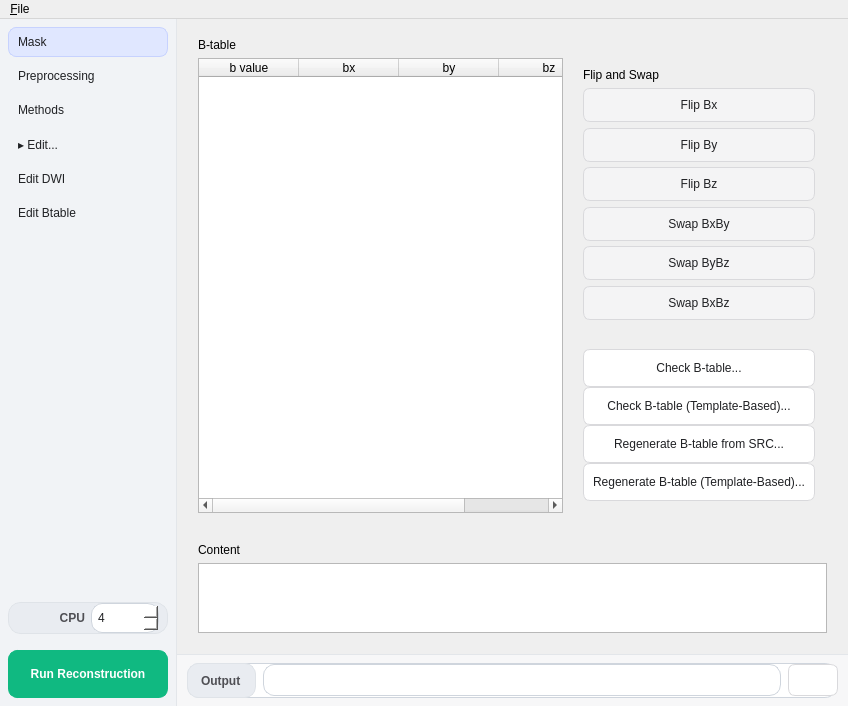
The window that reconstruction/reconstruction_window.ui (frankyeh/DSI-Studio) describes before a commit, drawn with Qt 5.
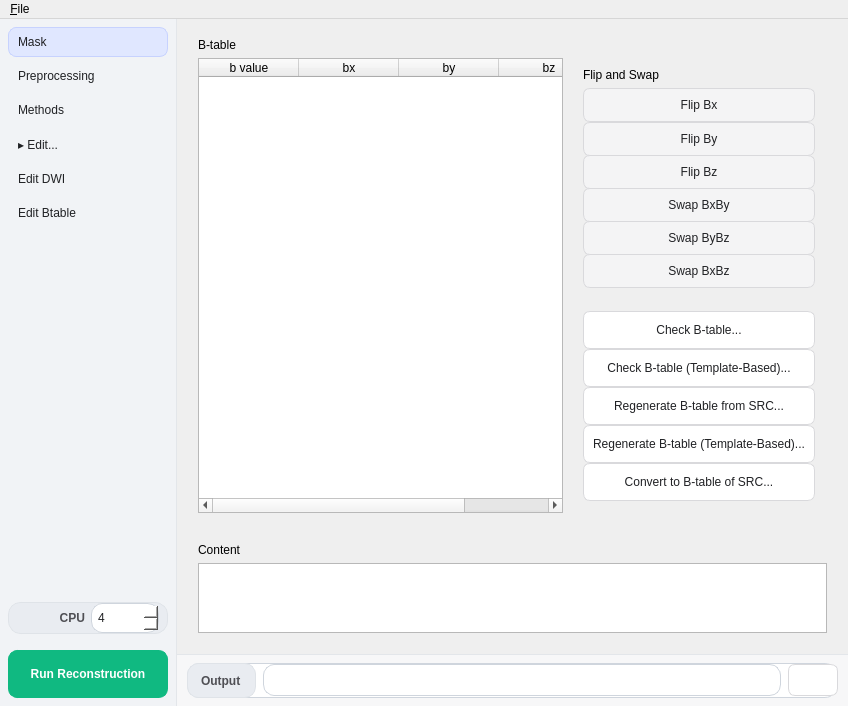
The same window after the commit. The open tabs and pages were chosen to show the change. Icons and pictures are not drawn.

Diff of the .ui file:
```diff
--- a/reconstruction/reconstruction_window.ui
+++ b/reconstruction/reconstruction_window.ui
@@ -1885,6 +1885,20 @@
                           </property>
                          </widget>
                         </item>
+                        <item>
+                         <widget class="QPushButton" name="btn_Convert_b_table">
+                          <property name="toolTip">
+                           <string>run convert_btable</string>
+                          </property>
+                          <property name="text">
+                           <string>Convert to B-table of SRC...</string>
+                          </property>
+                          <property name="icon">
+                           <iconset resource="../icons.qrc">
+                            <normaloff>:/icons/icons/btable_vectors.svg</normaloff>:/icons/icons/btable_vectors.svg</iconset>
+                          </property>
+                         </widget>
+                        </item>
                        </layout>
                       </item>
                      </layout>
```
